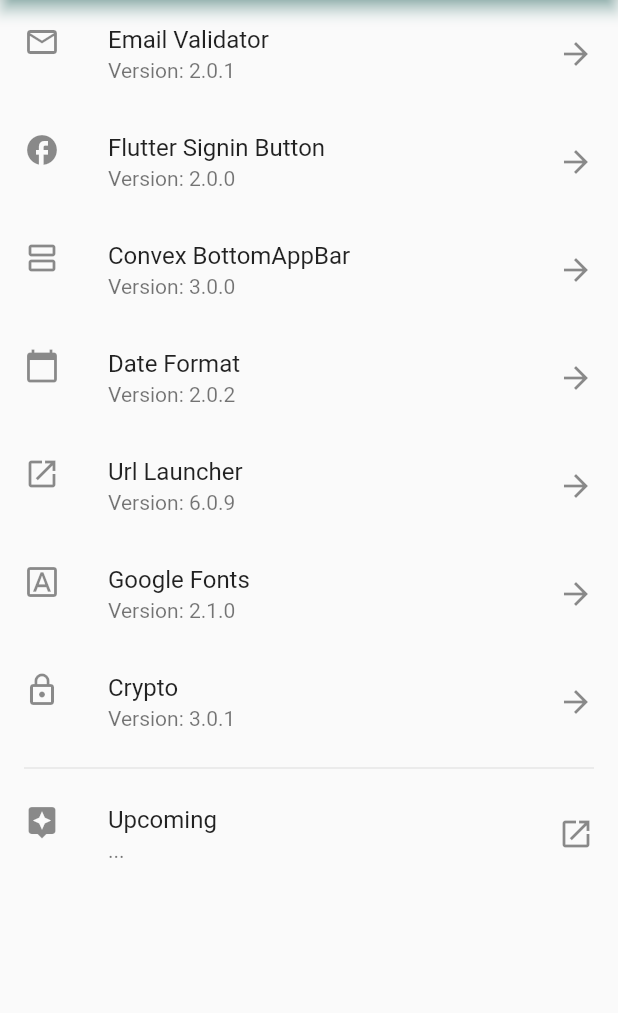
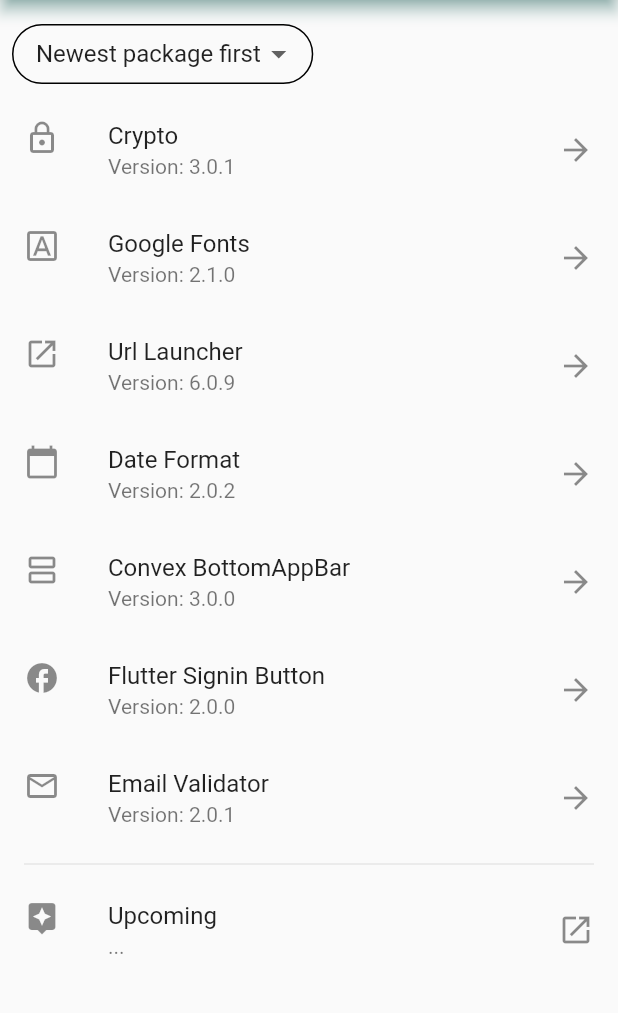
Before and after one commit to lucianojung/flutter_package_examples, a Flutter app: the screen it shows after launch, on a phone screen of 412 x 824 dp, the part 90-1103 px from its top. Run offline on Flutter 3.47's test engine with Material 2 defaults, Android fonts, the phone set to English and light mode, and no system bars; our stand-ins replace convex_bottom_bar, date_format, email_validator, expandable, flutter_signin_button, google_fonts.

Commit message:
add sorting for package overview

```diff
--- a/lib/main.dart
+++ b/lib/main.dart
@@ -2,6 +2,7 @@ import 'package:flutter/material.dart';
 import 'package:package_examples/service/MyTheme.dart';
 import 'package:package_examples/service/route_generator.dart';
 import 'package:package_examples/shared/appbar.dart';
+import 'package:package_examples/shared/material_dropdown_view.dart';
 import 'package:provider/provider.dart';
 import 'package:url_launcher/url_launcher.dart';
 
@@ -32,19 +33,28 @@ class HomeView extends StatefulWidget {
 }
 
 class _HomeViewState extends State<HomeView> {
-  List<CustomListTile> listTileList = [
+  String orderValue = SortingOrder.Newest.name;
+
+  List<CustomListTile> listTileList = <CustomListTile>[
     CustomListTile(
-        Icons.email_outlined, 'Email Validator', '2.0.1', '/email_validator'),
+        Icons.email_outlined, 'Email Validator', '2.0.1', '/email_validator', 0),
     CustomListTile(Icons.facebook, 'Flutter Signin Button', '2.0.0',
-        '/flutter_signin_button'),
+        '/flutter_signin_button', 1),
+    CustomListTile(Icons.view_agenda_outlined, 'Convex BottomAppBar', '3.0.0',
+        '/convex_bottom_bar', 2),
     CustomListTile(
-        Icons.view_agenda_outlined, 'Convex BottomAppBar', '3.0.0', '/convex_bottom_bar'),
+        Icons.calendar_today, 'Date Format', '2.0.2', '/date_format', 3),
+    CustomListTile(Icons.launch, 'Url Launcher', '6.0.9', '/url_launcher', 4),
     CustomListTile(
-        Icons.calendar_today, 'Date Format', '2.0.2', '/date_format'),
-    CustomListTile(Icons.launch, 'Url Launcher', '6.0.9', '/url_launcher'),
-    CustomListTile(Icons.font_download_outlined, 'Google Fonts', '2.1.0', '/google_fonts'),
-    CustomListTile(Icons.lock_outline, 'Crypto', '3.0.1', '/crypto'),
+        Icons.font_download_outlined, 'Google Fonts', '2.1.0', '/google_fonts', 5),
+    CustomListTile(Icons.lock_outline, 'Crypto', '3.0.1', '/crypto', 6),
   ];
+
+  @override
+  void initState() {
+    _onOrderValueChanged(SortingOrder.Newest.name);
+    super.initState();
+  }
 
   @override
   Widget build(BuildContext context) {
@@ -61,6 +71,14 @@ class _HomeViewState extends State<HomeView> {
           // width: 1280,
           child: Column(
             children: <Widget>[
+              Padding(
+                padding: const EdgeInsets.only(left: 8.0, top: 8.0),
+                child: MaterialDropdownView(
+                  value: orderValue,
+                  values: SortingOrder.Alphabetically.names(),
+                  onChangedCallback: (newValue) => _onOrderValueChanged(newValue),
+                ),
+              ),
               for (CustomListTile listTile in listTileList)
                 ListTile(
                   leading: Icon(listTile.iconData),
@@ -102,6 +120,21 @@ class _HomeViewState extends State<HomeView> {
       throw 'Could not launch $url';
     }
   }
+
+  void _onOrderValueChanged(String newValue) {
+    if(newValue == SortingOrder.Newest.name) {
+      listTileList.sort((a, b) => b.order.compareTo(a.order));
+    } else if (newValue == SortingOrder.Oldest.name) {
+      listTileList.sort((a, b) => a.order.compareTo(b.order));
+    } else if (newValue == SortingOrder.Alphabetically.name) {
+      listTileList.sort((a, b) => a.title.compareTo(b.title));
+    } else if (newValue == SortingOrder.HighestVersion.name) {
+      listTileList.sort((a, b) => b.version.compareTo(a.version));
+    }
+    setState(() {
+      orderValue = newValue;
+    });
+  }
 }
 
 class CustomListTile {
@@ -109,6 +142,32 @@ class CustomListTile {
   String title;
   String version;
   String route;
+  int order;
 
-  CustomListTile(this.iconData, this.title, this.version, this.route);
+  CustomListTile(this.iconData, this.title, this.version, this.route, this.order);
 }
+
+enum SortingOrder { Alphabetically, Newest, Oldest, HighestVersion }
+
+extension SortingOrderExtension on SortingOrder {
+  String get name {
+    switch (this) {
+      case SortingOrder.Alphabetically:
+        return 'Alphabetically';
+      case SortingOrder.Newest:
+        return 'Newest package first';
+      case SortingOrder.Oldest:
+        return 'Oldest package first';
+      case SortingOrder.HighestVersion:
+        return 'Highest version first';
+    }
+  }
+
+  List<String> names() {
+    List<String> values = [];
+    SortingOrder.values.forEach((element) {
+      values.add(element.name);
+    });
+    return values;
+  }
+}
```
Also changed, not shown: pubspec.lock.
